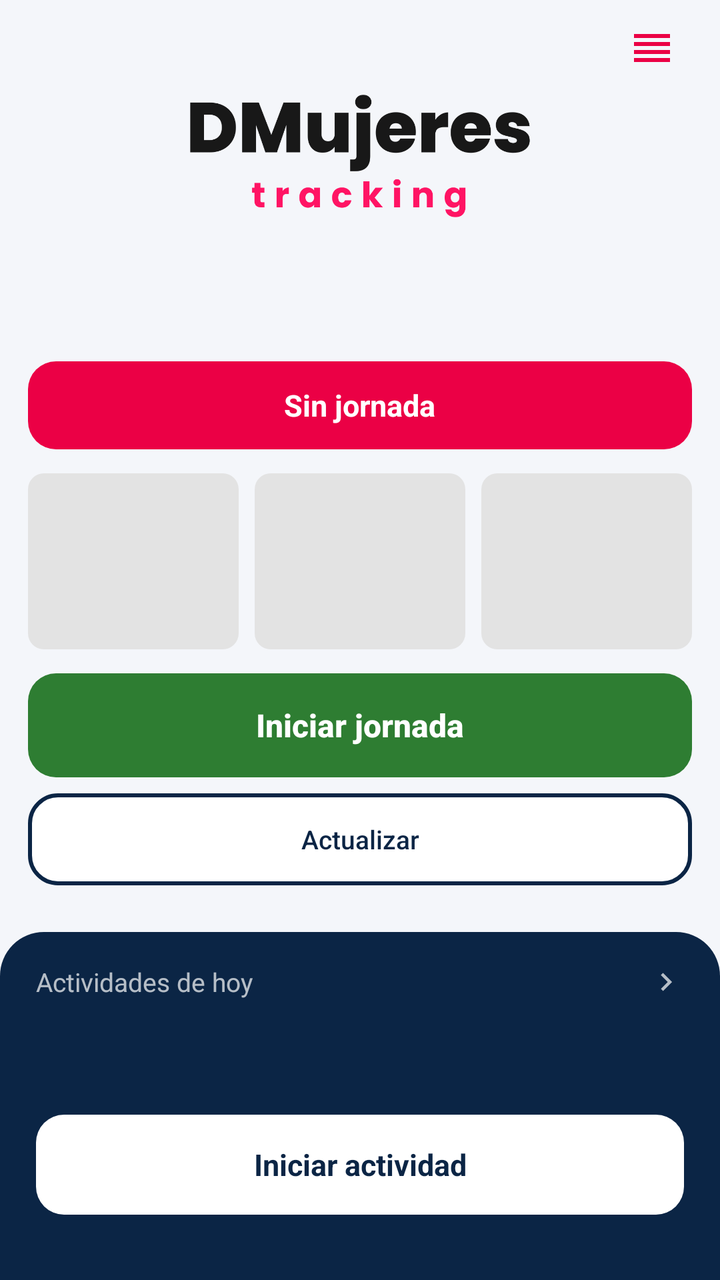
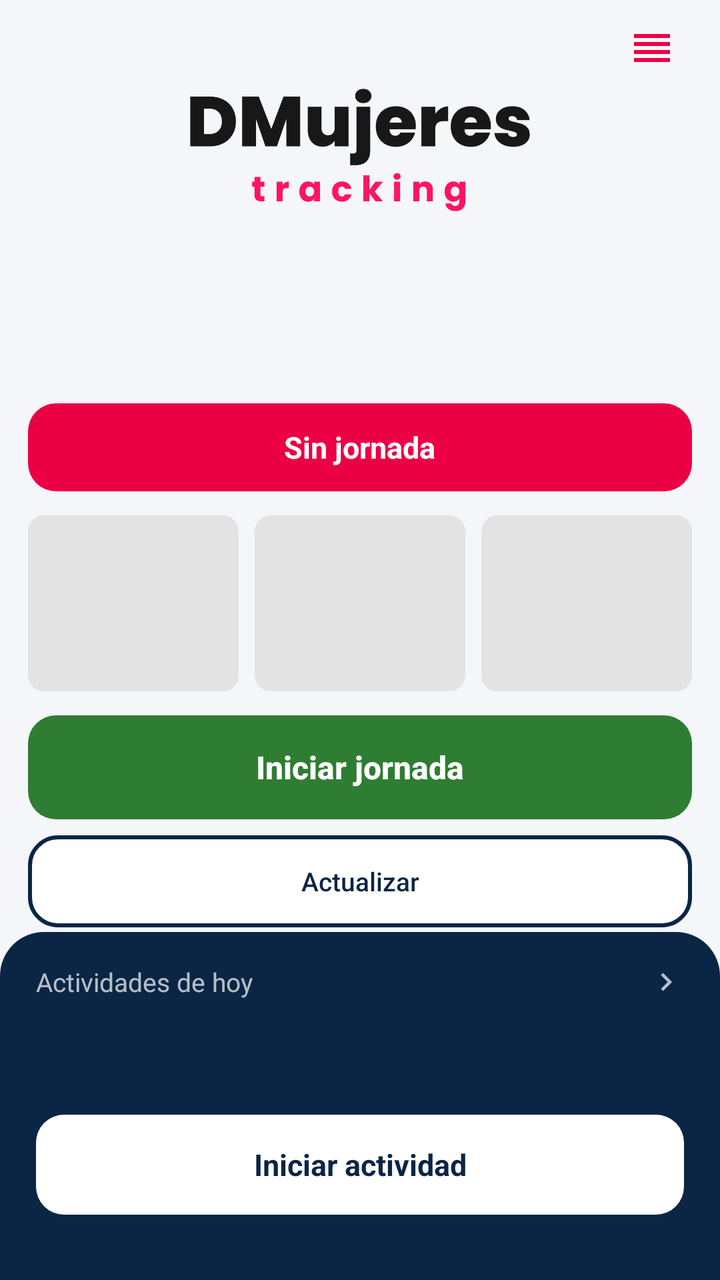

Screens rendered from an Android XML layout before and after an edit, with the pre-edit source and the edit as a unified diff.
<!-- AndroidManifest.xml: application theme AppTheme -->
<!-- res/layout/activity_locked_home.xml -->
<?xml version="1.0" encoding="utf-8"?>
<FrameLayout xmlns:android="http://schemas.android.com/apk/res/android"
    android:layout_width="match_parent"
    android:layout_height="match_parent"
    android:background="@color/canvas">

    <LinearLayout
        android:layout_width="match_parent"
        android:layout_height="match_parent"
        android:orientation="vertical">

    <LinearLayout
        android:layout_width="match_parent"
        android:layout_height="0dp"
        android:layout_weight="1"
        android:orientation="vertical"
        android:paddingStart="14dp"
        android:paddingTop="4dp"
        android:paddingEnd="14dp">

    
    <FrameLayout
        android:layout_width="match_parent"
        android:layout_height="40dp">

        <ImageButton
            android:id="@+id/console_button"
            android:layout_width="40dp"
            android:layout_height="40dp"
            android:layout_gravity="end|top"
            android:background="?attr/selectableItemBackgroundBorderless"
            android:contentDescription="@string/menu_status"
            android:src="@drawable/ic_console" />
    </FrameLayout>

    <Space
        android:layout_width="match_parent"
        android:layout_height="0dp"
        android:layout_weight="0.15" />

    <ImageView
        android:layout_width="170dp"
        android:layout_height="wrap_content"
        android:layout_gravity="center_horizontal"
        android:adjustViewBounds="true"
        android:contentDescription="@string/app_logo"
        android:src="@drawable/logo_banner" />

    <LinearLayout
        android:id="@+id/status_pill"
        android:layout_width="match_parent"
        android:layout_height="44dp"
        android:layout_marginTop="72dp"
        android:background="@drawable/bg_pill_red"
        android:gravity="center"
        android:orientation="horizontal"
        android:paddingStart="12dp"
        android:paddingEnd="12dp">

        <TextView
            android:id="@+id/pill_text"
            android:layout_width="wrap_content"
            android:layout_height="wrap_content"
            android:text="@string/pill_none"
            android:textColor="@color/white"
            android:textSize="15sp"
            android:textStyle="bold" />
    </LinearLayout>

    <LinearLayout
        android:id="@+id/location_warning"
        android:layout_width="match_parent"
        android:layout_height="46dp"
        android:layout_marginTop="8dp"
        android:background="@drawable/ds_surface"
        android:gravity="center"
        android:orientation="horizontal"
        android:visibility="gone">

        <TextView
            android:layout_width="wrap_content"
            android:layout_height="wrap_content"
            android:text="@string/location_warning_text"
            android:textColor="@color/primary"
            android:textSize="13sp"
            android:textStyle="bold" />
    </LinearLayout>

    <FrameLayout
        android:layout_width="match_parent"
        android:layout_height="wrap_content"
        android:layout_marginTop="12dp">

        <LinearLayout
            android:id="@+id/skeleton_group"
            android:layout_width="match_parent"
            android:layout_height="wrap_content"
            android:orientation="vertical">

            <LinearLayout
                android:layout_width="match_parent"
                android:layout_height="88dp"
                android:orientation="horizontal">

                <View
                    android:layout_width="0dp"
                    android:layout_height="match_parent"
                    android:layout_marginEnd="8dp"
                    android:layout_weight="1"
                    android:background="@drawable/bg_skeleton" />

                <View
                    android:layout_width="0dp"
                    android:layout_height="match_parent"
                    android:layout_marginEnd="8dp"
                    android:layout_weight="1"
                    android:background="@drawable/bg_skeleton" />

                <View
                    android:layout_width="0dp"
                    android:layout_height="match_parent"
                    android:layout_weight="1"
                    android:background="@drawable/bg_skeleton" />
            </LinearLayout>
        </LinearLayout>

        <LinearLayout
            android:id="@+id/home_content"
            android:layout_width="match_parent"
            android:layout_height="wrap_content"
            android:orientation="vertical"
            android:visibility="gone">

            <LinearLayout
                android:layout_width="match_parent"
                android:layout_height="88dp"
                android:orientation="horizontal">

                <LinearLayout
                    android:layout_width="0dp"
                    android:layout_height="match_parent"
                    android:layout_marginEnd="8dp"
                    android:layout_weight="1"
                    android:background="@drawable/ds_surface"
                    android:gravity="center"
                    android:orientation="vertical">

                    <TextView
                        android:id="@+id/pending_value"
                        android:layout_width="wrap_content"
                        android:layout_height="34dp"
                        android:gravity="center_vertical"
                        android:text="0"
                        android:textColor="@color/text_primary"
                        android:textSize="22sp"
                        android:textStyle="bold" />

                    <TextView
                        android:layout_width="match_parent"
                        android:layout_height="wrap_content"
                        android:ellipsize="end"
                        android:gravity="center"
                        android:maxLines="2"
                        android:paddingStart="4dp"
                        android:paddingEnd="4dp"
                        android:text="@string/pending_label"
                        android:textColor="@color/text_secondary"
                        android:textSize="12sp" />
                </LinearLayout>

                <LinearLayout
                    android:layout_width="0dp"
                    android:layout_height="match_parent"
                    android:layout_marginEnd="8dp"
                    android:layout_weight="1"
                    android:background="@drawable/ds_surface"
                    android:gravity="center"
                    android:orientation="vertical">

                    <TextView
                        android:id="@+id/battery_value"
                        android:layout_width="wrap_content"
                        android:layout_height="34dp"
                        android:gravity="center_vertical"
                        android:text="--%"
                        android:textColor="@color/text_primary"
                        android:textSize="22sp"
                        android:textStyle="bold" />

                    <TextView
                        android:layout_width="wrap_content"
                        android:layout_height="wrap_content"
                        android:text="@string/battery_label"
                        android:textColor="@color/text_secondary"
                        android:textSize="12sp" />
                </LinearLayout>

                <LinearLayout
                    android:layout_width="0dp"
                    android:layout_height="match_parent"
                    android:layout_weight="1"
                    android:background="@drawable/ds_surface"
                    android:gravity="center"
                    android:orientation="vertical">

                    <TextView
                        android:id="@+id/duration_value"
                        android:layout_width="wrap_content"
                        android:layout_height="34dp"
                        android:gravity="center_vertical"
                        android:text="0 h 0 min"
                        android:textColor="@color/text_primary"
                        android:textSize="18sp"
                        android:textStyle="bold" />

                    <TextView
                        android:layout_width="wrap_content"
                        android:layout_height="wrap_content"
                        android:text="@string/duration_label"
                        android:textColor="@color/text_secondary"
                        android:textSize="12sp" />
                </LinearLayout>
            </LinearLayout>

        </LinearLayout>
    </FrameLayout>

    
    <Button
        android:id="@+id/journey_button"
        android:layout_width="match_parent"
        android:layout_height="52dp"
        android:layout_marginTop="12dp"
        android:background="@drawable/bg_button_green"
        android:stateListAnimator="@null"
        android:text="@string/journey_start_upper"
        android:textAllCaps="false"
        android:textColor="@color/white"
        android:textSize="16sp"
        android:textStyle="bold" />

    <Button
        android:id="@+id/update_button"
        android:layout_width="match_parent"
        android:layout_height="46dp"
        android:layout_marginTop="8dp"
        android:background="@drawable/bg_update_progress"
        android:ellipsize="end"
        android:maxLines="1"
        android:stateListAnimator="@null"
        android:text="@string/refresh_button"
        android:textAllCaps="false"
        android:textColor="@color/navy"
        android:textSize="13sp" />

    <Space
        android:layout_width="match_parent"
        android:layout_height="0dp"
        android:layout_weight="1" />
    </LinearLayout>

    
    <LinearLayout
        android:layout_width="match_parent"
        android:layout_height="wrap_content"
        android:background="@drawable/ds_footer_navy"
        android:orientation="vertical"
        android:paddingStart="18dp"
        android:paddingTop="14dp"
        android:paddingEnd="18dp"
        android:paddingBottom="6dp">

        
        <LinearLayout
            android:id="@+id/cronograma_card"
            android:layout_width="match_parent"
            android:layout_height="wrap_content"
            android:background="?attr/selectableItemBackground"
            android:clickable="true"
            android:focusable="true"
            android:orientation="vertical"
            android:paddingTop="2dp"
            android:paddingBottom="10dp">

            <LinearLayout
                android:layout_width="match_parent"
                android:layout_height="wrap_content"
                android:gravity="center_vertical"
                android:orientation="horizontal">

                <TextView
                    android:layout_width="0dp"
                    android:layout_height="wrap_content"
                    android:layout_weight="1"
                    android:text="@string/crono_home_titulo"
                    android:textColor="#B3FFFFFF"
                    android:textSize="13sp" />

                <TextView
                    android:id="@+id/crono_sync_home"
                    android:layout_width="wrap_content"
                    android:layout_height="wrap_content"
                    android:textColor="#80FFFFFF"
                    android:textSize="11sp" />

                <ImageView
                    android:layout_width="18dp"
                    android:layout_height="18dp"
                    android:layout_marginStart="4dp"
                    android:alpha="0.7"
                    android:importantForAccessibility="no"
                    android:src="@drawable/ds_ic_chevron" />
            </LinearLayout>

            <TextView
                android:id="@+id/crono_resumen"
                android:layout_width="match_parent"
                android:layout_height="wrap_content"
                android:layout_marginTop="4dp"
                android:ellipsize="end"
                android:maxLines="1"
                android:textColor="@color/white"
                android:textSize="17sp"
                android:textStyle="bold" />

            <TextView
                android:id="@+id/crono_detalle"
                android:layout_width="match_parent"
                android:layout_height="wrap_content"
                android:layout_marginTop="2dp"
                android:ellipsize="end"
                android:maxLines="1"
                android:textColor="#D9FFFFFF"
                android:textSize="13.5sp" />
        </LinearLayout>

        <TextView
            android:id="@+id/crono_accion"
            android:layout_width="match_parent"
            android:layout_height="50dp"
            android:background="@drawable/ds_boton_blanco"
            android:gravity="center"
            android:text="@string/crono_iniciar"
            android:textColor="@color/navy"
            android:textSize="15sp"
            android:textStyle="bold" />

        <TextView
            android:id="@+id/version_label"
            android:layout_width="match_parent"
            android:layout_height="wrap_content"
            android:layout_marginTop="4dp"
            android:gravity="center"
            android:padding="4dp"
            android:textColor="#80FFFFFF"
            android:textSize="11sp" />
    </LinearLayout>

    </LinearLayout>

    
    <LinearLayout
        android:id="@+id/update_banner"
        android:layout_width="match_parent"
        android:layout_height="46dp"
        android:layout_gravity="top"
        android:layout_marginStart="14dp"
        android:layout_marginEnd="14dp"
        android:background="@drawable/bg_banner_update"
        android:clickable="true"
        android:elevation="6dp"
        android:focusable="true"
        android:gravity="center"
        android:orientation="horizontal"
        android:visibility="gone">

        <ImageView
            android:id="@+id/banner_icon"
            android:layout_width="16dp"
            android:layout_height="16dp"
            android:importantForAccessibility="no"
            android:src="@drawable/ic_update"
            android:tint="@color/white" />

        <TextView
            android:id="@+id/banner_text"
            android:layout_width="wrap_content"
            android:layout_height="wrap_content"
            android:layout_marginStart="8dp"
            android:text="@string/update_banner_text"
            android:textColor="@color/white"
            android:textSize="13sp" />
    </LinearLayout>

</FrameLayout>
<!-- resources referenced by this layout -->
<resources>
  <color name="canvas">#F4F6FA</color>
  <color name="navy">#0B2545</color>
  <color name="primary">#EB0045</color>
  <color name="text_primary">#0C1F3D</color>
  <color name="text_secondary">#5B6576</color>
  <color name="white">#FFFFFF</color>
  <!-- drawable bg_banner_update (drawable) -->
  <?xml version="1.0" encoding="utf-8"?>
  <shape xmlns:android="http://schemas.android.com/apk/res/android" android:shape="rectangle">
      <solid android:color="@color/primary" />
      <corners
          android:bottomLeftRadius="14dp"
          android:bottomRightRadius="14dp" />
  </shape>
  <!-- drawable bg_button_green (drawable) -->
  <?xml version="1.0" encoding="utf-8"?>
  <shape xmlns:android="http://schemas.android.com/apk/res/android" android:shape="rectangle">
      <solid android:color="@color/status_ok" />
      <corners android:radius="14dp" />
  </shape>
  <!-- drawable bg_pill_red (drawable) -->
  <?xml version="1.0" encoding="utf-8"?>
  <shape xmlns:android="http://schemas.android.com/apk/res/android" android:shape="rectangle">
      <solid android:color="@color/primary" />
      <corners android:radius="14dp" />
  </shape>
  <!-- drawable bg_skeleton (drawable) -->
  <?xml version="1.0" encoding="utf-8"?>
  <shape xmlns:android="http://schemas.android.com/apk/res/android" android:shape="rectangle">
      <solid android:color="#E3E3E3" />
      <corners android:radius="8dp" />
  </shape>
  <!-- drawable ds_boton_blanco (drawable) -->
  <?xml version="1.0" encoding="utf-8"?>
  <ripple xmlns:android="http://schemas.android.com/apk/res/android"
      android:color="#220B2545">
      <item>
          <shape android:shape="rectangle">
              <solid android:color="@color/white" />
              <corners android:radius="14dp" />
          </shape>
      </item>
  </ripple>
  <!-- drawable ds_footer_navy (drawable) -->
  <?xml version="1.0" encoding="utf-8"?>
  <shape xmlns:android="http://schemas.android.com/apk/res/android" android:shape="rectangle">
      <solid android:color="@color/navy" />
      <corners android:topLeftRadius="22dp" android:topRightRadius="22dp" />
  </shape>
  <!-- drawable ds_surface (drawable) -->
  <?xml version="1.0" encoding="utf-8"?>
  <shape xmlns:android="http://schemas.android.com/apk/res/android" android:shape="rectangle">
      <solid android:color="@color/surface" />
      <stroke android:width="1dp" android:color="@color/line" />
      <corners android:radius="16dp" />
  </shape>
  <string name="app_logo">DMujeres Tracking</string>
  <string name="battery_label">Batería</string>
  <string name="crono_home_titulo">Actividades de hoy</string>
  <string name="crono_iniciar">Iniciar actividad</string>
  <string name="duration_label">Duración</string>
  <string name="journey_start_upper">Iniciar jornada</string>
  <string name="location_warning_text">Ubicación apagada · Toca para activarla</string>
  <string name="menu_status">Consola</string>
  <string name="pending_label">Pendientes por enviar</string>
  <string name="pill_none">Sin jornada</string>
  <string name="refresh_button">Actualizar</string>
  <string name="update_banner_text">Actualización disponible · Toca para instalar</string>
  <style name="AppTheme" parent="Theme.AppCompat.Light.NoActionBar">
          <item name="colorPrimary">@color/primary</item>
          <item name="colorPrimaryDark">@color/primary_dark</item>
          <item name="colorAccent">@color/accent</item>
          <item name="android:windowOptOutEdgeToEdgeEnforcement">true</item>
          
          <item name="android:windowBackground">@color/white</item>
      </style>
  <color name="status_ok">#2E7D32</color>
  <color name="surface">#FFFFFF</color>
  <color name="line">#E6E9EF</color>
  <color name="ink">#181818</color>
  <color name="primary_dark">#C4003B</color>
  <color name="accent">#FF1464</color>
  <!-- unchanged entries left out for length: 5 -->
</resources>

<!-- the commit's change to res/layout/activity_locked_home.xml (unified diff, before → after) -->
@@ -36,7 +36,7 @@
     <Space
         android:layout_width="match_parent"
         android:layout_height="0dp"
-        android:layout_weight="0.15" />
+        android:layout_weight="0.3" />
 
     <ImageView
         android:layout_width="170dp"
@@ -50,7 +50,7 @@
         android:id="@+id/status_pill"
         android:layout_width="match_parent"
         android:layout_height="44dp"
-        android:layout_marginTop="72dp"
+        android:layout_marginTop="96dp"
         android:background="@drawable/bg_pill_red"
         android:gravity="center"
         android:orientation="horizontal"
